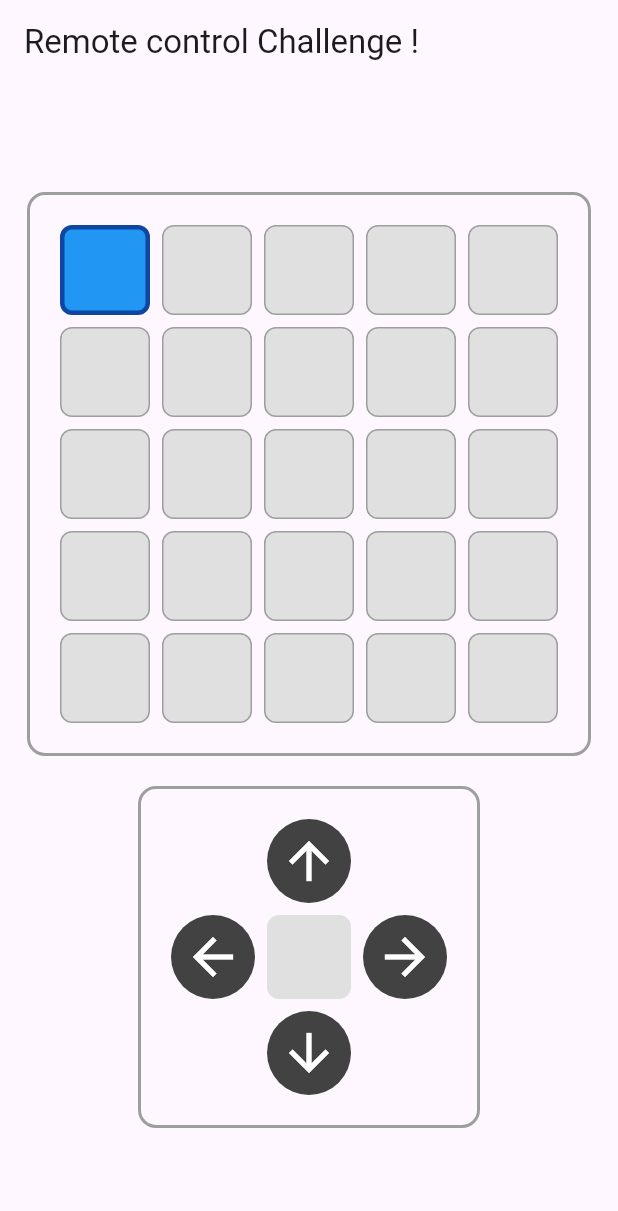
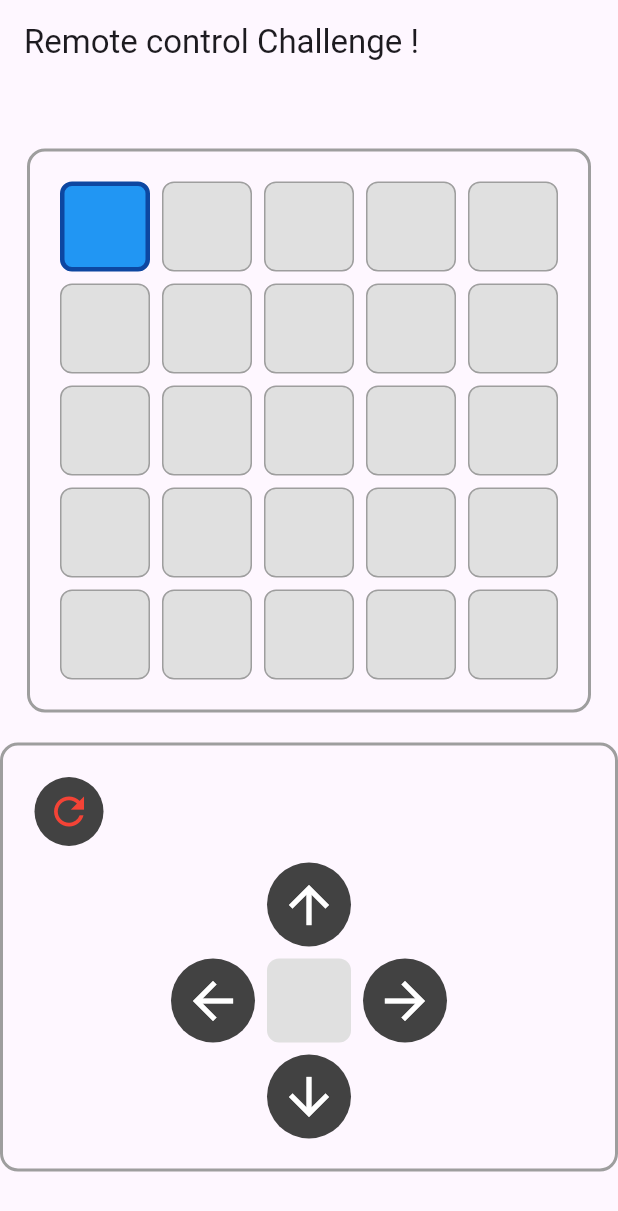
Before and after one commit to aasmaa01/flutter-matrix-remote, a Flutter app: the screen it shows after launch, on a phone screen of 412 x 824 dp. Shown: the top 1211 px of the screen. Run offline on Flutter 3.47's test engine with Material 3 defaults, Android fonts, the phone set to English and light mode, and no system bars.

Commit message:
feat: add reset button to return to starting position

```diff
--- a/lib/main.dart
+++ b/lib/main.dart
@@ -59,6 +59,13 @@ class _MatrixControlScreenState extends State<MatrixControlScreen>{
       }
     }
 
+    void reset(){
+      setState(() {
+        selectedRow = 0;
+        selectedCol = 0;
+      });
+    }
+
   @override
   Widget build(BuildContext context) {
     return Scaffold(
@@ -75,6 +82,7 @@ class _MatrixControlScreenState extends State<MatrixControlScreen>{
                   BoxGrid(selectedRow: selectedRow, selectedCol: selectedCol),
                   const SizedBox(width: 40),
                   RemoteControl(
+                    onReset: reset,
                     onUp: moveUp,
                     onDown: moveDown,
                     onLeft: moveLeft,
@@ -89,6 +97,7 @@ class _MatrixControlScreenState extends State<MatrixControlScreen>{
                   BoxGrid(selectedRow: selectedRow, selectedCol: selectedCol),
                   const SizedBox(height: 20),
                   RemoteControl(
+                    onReset: reset,
                     onUp: moveUp,
                     onDown: moveDown,
                     onLeft: moveLeft,
@@ -158,6 +167,7 @@ class BoxGrid extends StatelessWidget {
 }
 // REMOTE WIDGET - Displays the directional buttons
 class RemoteControl extends StatelessWidget {
+  final VoidCallback onReset;
   final VoidCallback onUp;
   final VoidCallback onDown;
   final VoidCallback onLeft;
@@ -165,6 +175,7 @@ class RemoteControl extends StatelessWidget {
 
   const RemoteControl({
     super.key,
+    required this.onReset,
     required this.onUp,
     required this.onDown,
     required this.onLeft,
@@ -181,6 +192,23 @@ class RemoteControl extends StatelessWidget {
       ),
       child: Column(
         mainAxisSize: MainAxisSize.min,
+
+        children: [
+
+          Row(children: [
+          // reset button
+          IconButton(
+            onPressed: onReset,
+            icon: const Icon(Icons.refresh),
+            iconSize: 30,
+            style: IconButton.styleFrom(
+              backgroundColor: Colors.grey[800],
+              foregroundColor: Colors.red,
+            )
+          ),
+          ],),
+          const SizedBox(height: 10),
+          Column(
             children: [
             // UP button
             IconButton(
@@ -243,6 +271,8 @@ class RemoteControl extends StatelessWidget {
             ),
           ],
         ),
+        ],
+      ),
     );
   }
 }
```
Lines whose indentation alone changed are shown as unchanged.
